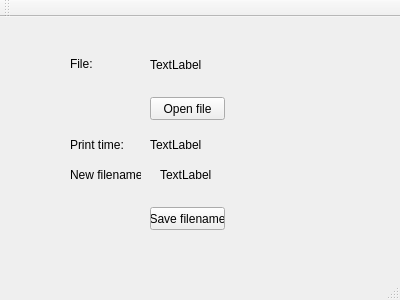
This is mainwindow.ui in TheRealMazur/Gcode_renamer as Qt 5 draws it before an edit. The edited form follows.
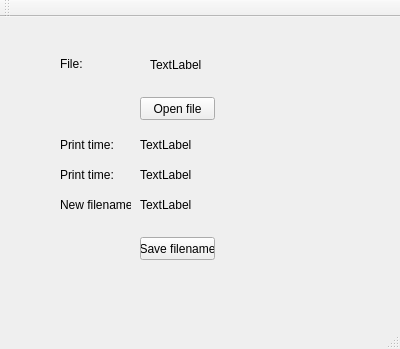
This is the edited form.

The edit to the form file:
```diff
--- a/mainwindow.ui
+++ b/mainwindow.ui
@@ -7,7 +7,7 @@
     <x>0</x>
     <y>0</y>
     <width>400</width>
-    <height>300</height>
+    <height>349</height>
    </rect>
   </property>
   <property name="windowTitle">
@@ -17,7 +17,7 @@
    <widget class="QPushButton" name="openButton">
     <property name="geometry">
      <rect>
-      <x>150</x>
+      <x>140</x>
       <y>80</y>
       <width>75</width>
       <height>23</height>
@@ -30,7 +30,7 @@
    <widget class="QLabel" name="label">
     <property name="geometry">
      <rect>
-      <x>70</x>
+      <x>60</x>
       <y>120</y>
       <width>61</width>
       <height>16</height>
@@ -43,9 +43,9 @@
    <widget class="QLabel" name="printTimeText">
     <property name="geometry">
      <rect>
-      <x>150</x>
+      <x>140</x>
       <y>120</y>
-      <width>131</width>
+      <width>221</width>
       <height>16</height>
      </rect>
     </property>
@@ -56,8 +56,8 @@
    <widget class="QLabel" name="label_3">
     <property name="geometry">
      <rect>
-      <x>70</x>
-      <y>150</y>
+      <x>60</x>
+      <y>180</y>
       <width>71</width>
       <height>16</height>
      </rect>
@@ -69,9 +69,9 @@
    <widget class="QLabel" name="newFilenameText">
     <property name="geometry">
      <rect>
-      <x>160</x>
-      <y>150</y>
-      <width>131</width>
+      <x>140</x>
+      <y>180</y>
+      <width>241</width>
       <height>16</height>
      </rect>
     </property>
@@ -82,8 +82,8 @@
    <widget class="QPushButton" name="pushButton_2">
     <property name="geometry">
      <rect>
-      <x>150</x>
-      <y>190</y>
+      <x>140</x>
+      <y>220</y>
       <width>75</width>
       <height>23</height>
      </rect>
@@ -97,7 +97,7 @@
      <rect>
       <x>150</x>
       <y>40</y>
-      <width>131</width>
+      <width>231</width>
       <height>16</height>
      </rect>
     </property>
@@ -108,7 +108,7 @@
    <widget class="QLabel" name="label_6">
     <property name="geometry">
      <rect>
-      <x>70</x>
+      <x>60</x>
       <y>40</y>
       <width>47</width>
       <height>13</height>
@@ -118,6 +118,32 @@
      <string>File:</string>
     </property>
    </widget>
+   <widget class="QLabel" name="printSilentTimeText">
+    <property name="geometry">
+     <rect>
+      <x>140</x>
+      <y>150</y>
+      <width>221</width>
+      <height>16</height>
+     </rect>
+    </property>
+    <property name="text">
+     <string>TextLabel</string>
+    </property>
+   </widget>
+   <widget class="QLabel" name="label_2">
+    <property name="geometry">
+     <rect>
+      <x>60</x>
+      <y>150</y>
+      <width>61</width>
+      <height>16</height>
+     </rect>
+    </property>
+    <property name="text">
+     <string>Print time:</string>
+    </property>
+   </widget>
   </widget>
   <widget class="QMenuBar" name="menuBar">
    <property name="geometry">
```
